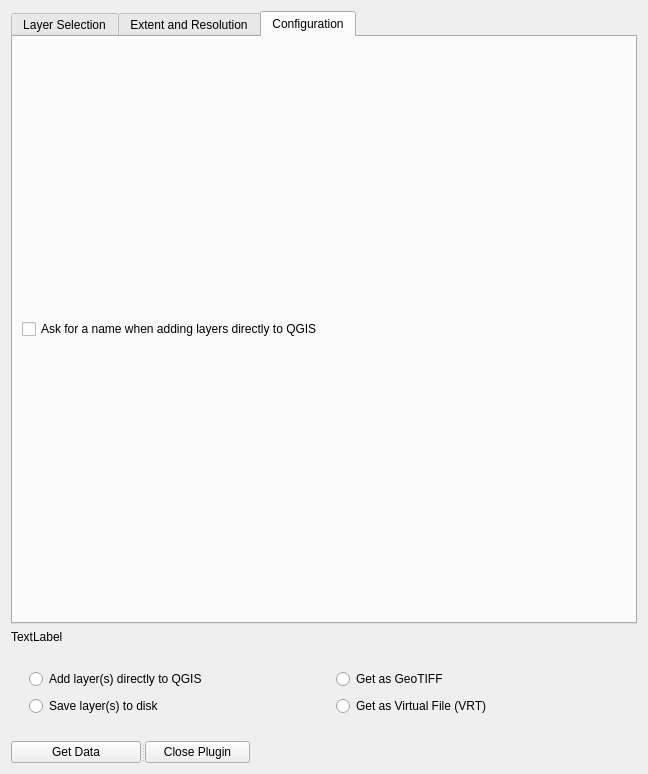
Qt form geocubes_plugin_dialog_base.ui (geoportti/GeoCubes-Finland-QGIS-Plugin) before a commit.
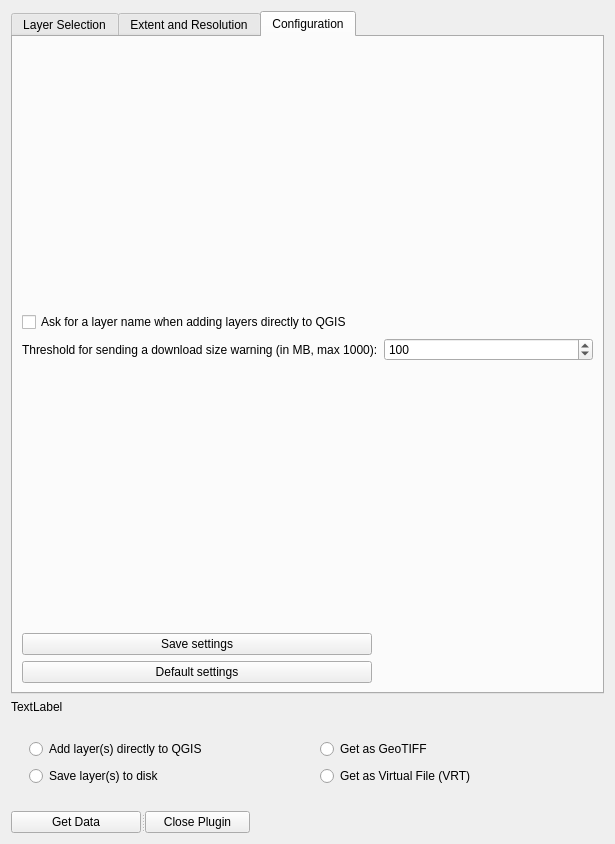
The same form after that commit. The open tabs and pages were chosen to show the change. Custom widgets are drawn as their Qt base class.

Commit message: Configuration tab expanded. Settings can now be saved

```diff
--- a/geocubes_plugin_dialog_base.ui
+++ b/geocubes_plugin_dialog_base.ui
@@ -6,8 +6,8 @@
    <rect>
     <x>0</x>
     <y>0</y>
-    <width>648</width>
-    <height>774</height>
+    <width>615</width>
+    <height>844</height>
    </rect>
   </property>
   <property name="windowTitle">
@@ -461,13 +461,113 @@
          <string>Configuration</string>
         </attribute>
         <layout class="QVBoxLayout" name="verticalLayout_8">
+         <item>
+          <spacer name="verticalSpacer_5">
+           <property name="orientation">
+            <enum>Qt::Vertical</enum>
+           </property>
+           <property name="sizeHint" stdset="0">
+            <size>
+             <width>20</width>
+             <height>40</height>
+            </size>
+           </property>
+          </spacer>
+         </item>
          <item>
           <widget class="QCheckBox" name="layerNamingConfigCheckBox">
            <property name="layoutDirection">
             <enum>Qt::LeftToRight</enum>
            </property>
            <property name="text">
-            <string>Ask for a name when adding layers directly to QGIS</string>
+            <string>Ask for a layer name when adding layers directly to QGIS</string>
+           </property>
+          </widget>
+         </item>
+         <item>
+          <layout class="QFormLayout" name="formLayout_2">
+           <item row="1" column="0">
+            <widget class="QLabel" name="label_5">
+             <property name="text">
+              <string>Threshold for sending a download size warning (in MB, max 1000):</string>
+             </property>
+            </widget>
+           </item>
+           <item row="1" column="1">
+            <widget class="QSpinBox" name="maxFileSizeSpinBox">
+             <property name="minimumSize">
+              <size>
+               <width>100</width>
+               <height>0</height>
+              </size>
+             </property>
+             <property name="maximumSize">
+              <size>
+               <width>250</width>
+               <height>16777215</height>
+              </size>
+             </property>
+             <property name="minimum">
+              <number>1</number>
+             </property>
+             <property name="maximum">
+              <number>1000</number>
+             </property>
+             <property name="singleStep">
+              <number>5</number>
+             </property>
+             <property name="value">
+              <number>100</number>
+             </property>
+            </widget>
+           </item>
+          </layout>
+         </item>
+         <item>
+          <spacer name="verticalSpacer_6">
+           <property name="orientation">
+            <enum>Qt::Vertical</enum>
+           </property>
+           <property name="sizeHint" stdset="0">
+            <size>
+             <width>20</width>
+             <height>40</height>
+            </size>
+           </property>
+          </spacer>
+         </item>
+         <item>
+          <widget class="QPushButton" name="configSaveButton">
+           <property name="minimumSize">
+            <size>
+             <width>0</width>
+             <height>0</height>
+            </size>
+           </property>
+           <property name="maximumSize">
+            <size>
+             <width>350</width>
+             <height>16777215</height>
+            </size>
+           </property>
+           <property name="layoutDirection">
+            <enum>Qt::LeftToRight</enum>
+           </property>
+           <property name="text">
+            <string>Save settings</string>
+           </property>
+          </widget>
+         </item>
+         <item>
+          <widget class="QPushButton" name="defaultSettingButton">
+           <property name="maximumSize">
+            <size>
+             <width>350</width>
+             <height>16777215</height>
+            </size>
+           </property>
+           <property name="text">
+            <string>Default settings</string>
            </property>
           </widget>
          </item>
```
The commit also changes 4 other files.
